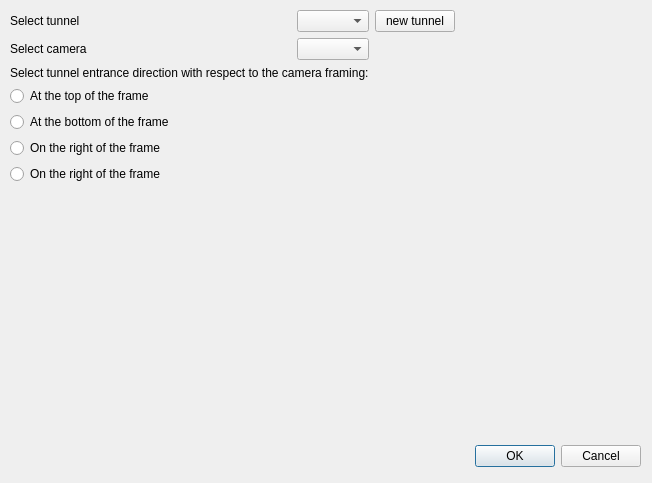
This is wadas/ui/qt/configure_tunnel_mode.ui in stefanodellosa-personal/WADAS as Qt 5 draws it before an edit. The edited form follows.
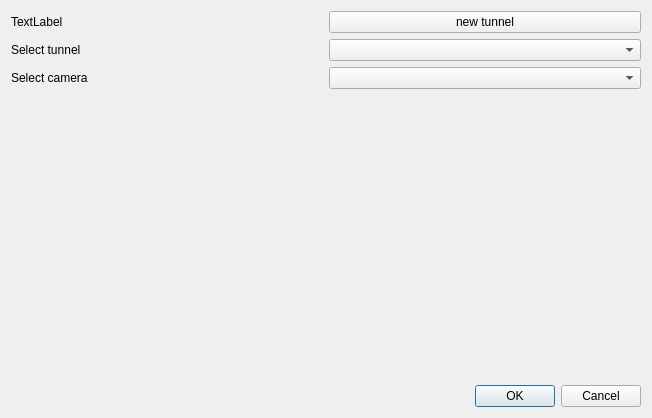
This is the edited form. Icons and pictures are not drawn.

Commit message: Introduced tunnel mode icon in mainwindow and drafted required dialogs

Diff of the .ui file:
```diff
--- a/wadas/ui/qt/configure_tunnel_mode.ui
+++ b/wadas/ui/qt/configure_tunnel_mode.ui
@@ -7,85 +7,29 @@
     <x>0</x>
     <y>0</y>
     <width>652</width>
-    <height>483</height>
+    <height>418</height>
    </rect>
   </property>
   <property name="windowTitle">
-   <string>Dialog</string>
+   <string>Configure Tunnel Mode</string>
   </property>
-  <widget class="QDialogButtonBox" name="buttonBox">
-   <property name="geometry">
-    <rect>
-     <x>10</x>
-     <y>440</y>
-     <width>631</width>
-     <height>32</height>
-    </rect>
-   </property>
-   <property name="orientation">
-    <enum>Qt::Orientation::Horizontal</enum>
-   </property>
-   <property name="standardButtons">
-    <set>QDialogButtonBox::StandardButton::Cancel|QDialogButtonBox::StandardButton::Ok</set>
-   </property>
-  </widget>
-  <widget class="QWidget" name="gridLayoutWidget">
-   <property name="geometry">
-    <rect>
-     <x>10</x>
-     <y>10</y>
-     <width>631</width>
-     <height>431</height>
-    </rect>
-   </property>
+  <layout class="QGridLayout" name="gridLayout">
+   <item row="0" column="0">
    <layout class="QGridLayout" name="gridLayout_entrance_direction">
     <property name="sizeConstraint">
      <enum>QLayout::SizeConstraint::SetFixedSize</enum>
     </property>
-    <item row="5" column="0">
-     <widget class="QRadioButton" name="radioButton_bottom_frame">
-      <property name="text">
-       <string>At the bottom of the frame</string>
-      </property>
-      <attribute name="buttonGroup">
-       <string notr="true">buttonGroup</string>
-      </attribute>
-     </widget>
-    </item>
-    <item row="5" column="1">
-     <widget class="QLabel" name="label_2">
-      <property name="text">
-       <string/>
-      </property>
-      <property name="pixmap">
-       <pixmap>../../img/in_down.png</pixmap>
-      </property>
-      <property name="scaledContents">
-       <bool>true</bool>
-      </property>
-     </widget>
-    </item>
-    <item row="7" column="0">
-     <widget class="QRadioButton" name="radioButton_left_frame">
-      <property name="text">
-       <string>On the right of the frame</string>
-      </property>
-      <attribute name="buttonGroup">
-       <string notr="true">buttonGroup</string>
-      </attribute>
-     </widget>
-    </item>
-    <item row="1" column="2">
+     <item row="0" column="1">
      <widget class="QPushButton" name="pushButton_new_tunnel">
       <property name="text">
        <string>new tunnel</string>
       </property>
      </widget>
     </item>
-    <item row="1" column="0">
-     <widget class="QLabel" name="label_7">
+     <item row="0" column="0">
+      <widget class="QLabel" name="label">
       <property name="text">
-       <string>Select tunnel</string>
+        <string>TextLabel</string>
       </property>
      </widget>
     </item>
@@ -96,86 +40,39 @@
       </property>
      </widget>
     </item>
-    <item row="4" column="0">
-     <widget class="QRadioButton" name="radioButton_top_frame">
-      <property name="text">
-       <string>At the top of the frame</string>
-      </property>
-      <attribute name="buttonGroup">
-       <string notr="true">buttonGroup</string>
-      </attribute>
-     </widget>
-    </item>
-    <item row="4" column="1">
-     <widget class="QLabel" name="label">
-      <property name="sizePolicy">
-       <sizepolicy hsizetype="Fixed" vsizetype="Fixed">
-        <horstretch>0</horstretch>
-        <verstretch>0</verstretch>
-       </sizepolicy>
-      </property>
-      <property name="text">
-       <string/>
-      </property>
-      <property name="pixmap">
-       <pixmap>../../img/in_up.png</pixmap>
-      </property>
-      <property name="scaledContents">
-       <bool>true</bool>
-      </property>
-     </widget>
-    </item>
-    <item row="7" column="1">
-     <widget class="QLabel" name="label_4">
-      <property name="text">
-       <string/>
-      </property>
-      <property name="pixmap">
-       <pixmap>../../img/in_right.png</pixmap>
-      </property>
-      <property name="scaledContents">
-       <bool>true</bool>
-      </property>
-     </widget>
-    </item>
-    <item row="2" column="1">
-     <widget class="QComboBox" name="comboBox_camera"/>
-    </item>
     <item row="1" column="1">
      <widget class="QComboBox" name="comboBox_tunnel"/>
     </item>
-    <item row="6" column="1">
-     <widget class="QLabel" name="label_3">
+     <item row="1" column="0">
+      <widget class="QLabel" name="label_7">
       <property name="text">
-       <string/>
-      </property>
-      <property name="pixmap">
-       <pixmap>../../img/in_left.png</pixmap>
-      </property>
-      <property name="scaledContents">
-       <bool>true</bool>
+        <string>Select tunnel</string>
       </property>
      </widget>
     </item>
-    <item row="6" column="0">
-     <widget class="QRadioButton" name="radioButton_right_frame">
-      <property name="text">
-       <string>On the right of the frame</string>
-      </property>
-      <attribute name="buttonGroup">
-       <string notr="true">buttonGroup</string>
-      </attribute>
-     </widget>
+     <item row="2" column="1">
+      <widget class="QComboBox" name="comboBox_camera"/>
     </item>
     <item row="3" column="0" colspan="2">
-     <widget class="QLabel" name="label_6">
+      <widget class="QLabel" name="label_2">
       <property name="text">
-       <string>Select tunnel entrance direction with respect to the camera framing:</string>
+        <string/>
       </property>
      </widget>
     </item>
    </layout>
-  </widget>
+   </item>
+   <item row="1" column="0">
+    <widget class="QDialogButtonBox" name="buttonBox">
+     <property name="orientation">
+      <enum>Qt::Orientation::Horizontal</enum>
+     </property>
+     <property name="standardButtons">
+      <set>QDialogButtonBox::StandardButton::Cancel|QDialogButtonBox::StandardButton::Ok</set>
+     </property>
+    </widget>
+   </item>
+  </layout>
  </widget>
  <resources/>
  <connections>
```
Lines whose indentation alone changed are shown as unchanged. The commit also changes 6 other files.
